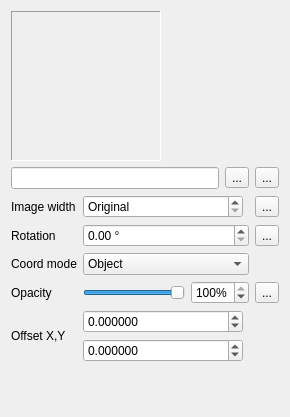
This is src/ui/symbollayer/widget_rasterfill.ui in carsmie/QGIS as Qt 5 draws it before an edit. The edited form follows.
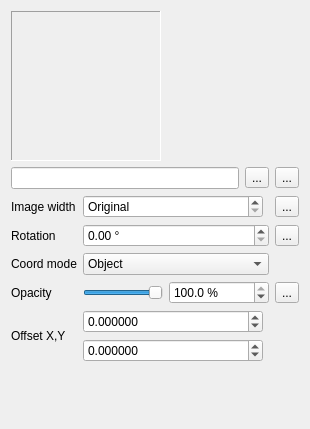
This is the edited form. Custom widgets are drawn as their Qt base class.

Commit message: Flip symbology from alpha/transparency to opacity

What changed in the file:
```diff
--- a/src/ui/symbollayer/widget_rasterfill.ui
+++ b/src/ui/symbollayer/widget_rasterfill.ui
@@ -6,8 +6,8 @@
    <rect>
     <x>0</x>
     <y>0</y>
-    <width>290</width>
-    <height>417</height>
+    <width>310</width>
+    <height>429</height>
    </rect>
   </property>
   <property name="windowTitle">
@@ -299,10 +299,16 @@
         </sizepolicy>
        </property>
        <property name="maximum">
+        <number>1000</number>
+       </property>
+       <property name="singleStep">
+        <number>10</number>
+       </property>
+       <property name="pageStep">
         <number>100</number>
        </property>
        <property name="value">
-        <number>100</number>
+        <number>1000</number>
        </property>
        <property name="orientation">
         <enum>Qt::Horizontal</enum>
@@ -310,18 +316,21 @@
       </widget>
      </item>
      <item>
-      <widget class="QSpinBox" name="mSpinTransparency">
+      <widget class="QgsDoubleSpinBox" name="mSpinOpacity">
+       <property name="minimumSize">
+        <size>
+         <width>100</width>
+         <height>0</height>
+        </size>
+       </property>
        <property name="suffix">
-        <string>%</string>
+        <string> %</string>
        </property>
-       <property name="minimum">
-        <number>0</number>
-       </property>
-       <property name="maximum">
-        <number>100</number>
+       <property name="decimals">
+        <number>1</number>
        </property>
        <property name="value">
-        <number>100</number>
+        <double>100.000000000000000</double>
        </property>
       </widget>
      </item>
```
Left out of the diff: 43 changed lines with no effect on the pictures. The commit also changes 26 other files.
